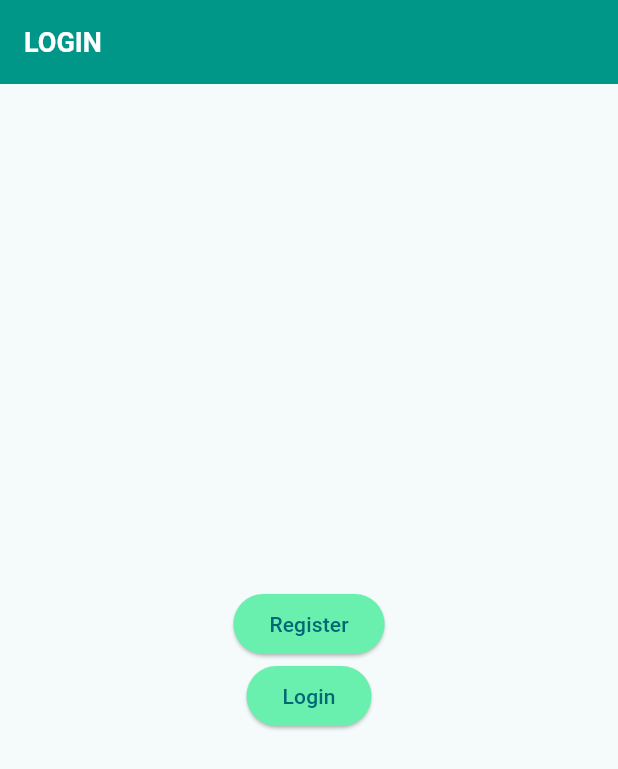
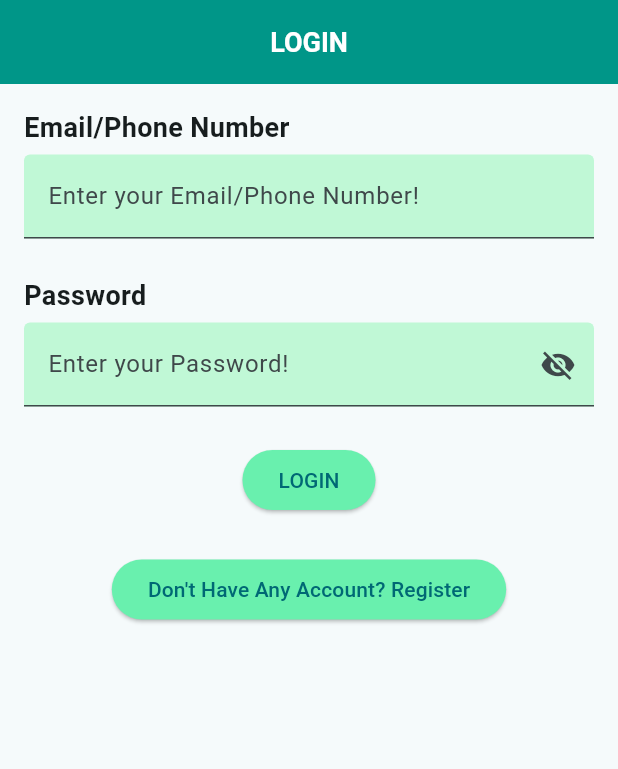
Before and after one commit to iunoz/uts_mobile_banking, a Flutter app: the screen it shows after launch, on a phone screen of 412 x 824 dp. Shown: the top 769 px of the screen. Run offline on Flutter 3.47's test engine with Material 3 defaults, Android fonts, the phone set to English and light mode, and no system bars.

Commit message:
login screen

```diff
--- a/lib/screens/login_screen.dart
+++ b/lib/screens/login_screen.dart
@@ -3,10 +3,17 @@ import 'register_screen.dart';
 import 'home_screen.dart';
 import '../widgets/custom_button.dart';
 
-class LoginScreen extends StatelessWidget {
+class LoginScreen extends StatefulWidget {
   final bool registrationSuccessful;
 
   const LoginScreen({super.key, this.registrationSuccessful = false});
+
+  @override
+  _LoginScreenState createState() => _LoginScreenState();
+}
+
+class _LoginScreenState extends State<LoginScreen> {
+  bool _obscurePassword = true; //awal hidden text di set true
 
   @override
   Widget build(BuildContext context) {
@@ -20,15 +27,18 @@ class LoginScreen extends StatelessWidget {
             fontSize: 18,
           ),
         ),
+        centerTitle: true,
         backgroundColor: Colors.teal,
       ),
-      body: Center(
+      body: SingleChildScrollView(
+        child: Padding(
+          padding: const EdgeInsets.all(16.0),
           child: Column(
-          mainAxisAlignment: MainAxisAlignment.center,
+            crossAxisAlignment: CrossAxisAlignment.start,
             children: [
-            if (registrationSuccessful)
+              if (widget.registrationSuccessful)
                 const Padding(
-                padding: EdgeInsets.all(16.0),
+                  padding: EdgeInsets.only(bottom: 16.0),
                   child: Text(
                     'Registration Successful! Please log in.',
                     style: TextStyle(
@@ -38,18 +48,62 @@ class LoginScreen extends StatelessWidget {
                     ),
                   ),
                 ),
-            const CustomButton(
-              buttonText: 'Register',
-              destination: RegisterScreen(),
-              color: Colors.greenAccent,
+              const Text(
+                "Email/Phone Number",
+                style: TextStyle(fontSize: 18, fontWeight: FontWeight.bold),
               ),
-            const CustomButton(
-              buttonText: 'Login',
-              destination: HomeScreen(),
+              const SizedBox(height: 5),
+              TextField(
+                decoration: InputDecoration(
+                  labelText: "Enter your Email/Phone Number!",
+                  filled: true,
+                  fillColor: const Color.fromARGB(255, 192, 248, 214),
+                ),
+              ),
+              const SizedBox(height: 25),
+              const Text(
+                "Password",
+                style: TextStyle(fontSize: 18, fontWeight: FontWeight.bold),
+              ),
+              const SizedBox(height: 5),
+              TextField(
+                obscureText: _obscurePassword,
+                decoration: InputDecoration(
+                  labelText: "Enter your Password!",
+                  filled: true,
+                  fillColor: const Color.fromARGB(255, 192, 248, 214),
+                  suffixIcon: IconButton(
+                    icon: Icon(_obscurePassword
+                        ? Icons.visibility_off
+                        : Icons.visibility),
+                    onPressed: () {
+                      setState(() {
+                        _obscurePassword = !_obscurePassword;
+                      });
+                    },
+                  ),
+                ),
+              ),
+              const SizedBox(height: 25),
+              Center(
+                child: CustomButton(
+                  buttonText: 'LOGIN',
+                  destination: const HomeScreen(),
                   color: Colors.greenAccent,
                   usePushReplacement: true,
                 ),
+              ),
+              const SizedBox(height: 25),
+              Center(
+                child: CustomButton(
+                  buttonText: "Don't Have Any Account? Register",
+                  destination: const RegisterScreen(),
+                  color: Colors.greenAccent,
+                  usePushReplacement: false,
+                ),
+              ),
             ],
+          ),
         ),
       ),
     );
```
Lines whose indentation alone changed are shown as unchanged.
